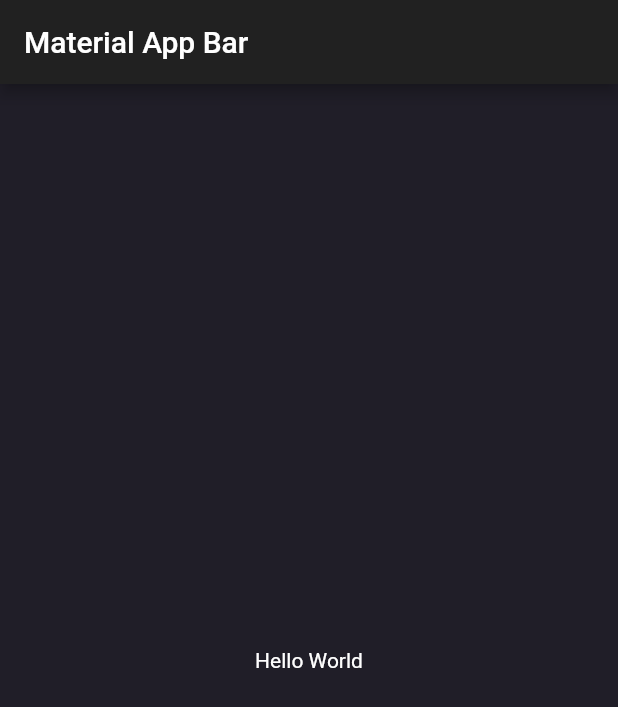
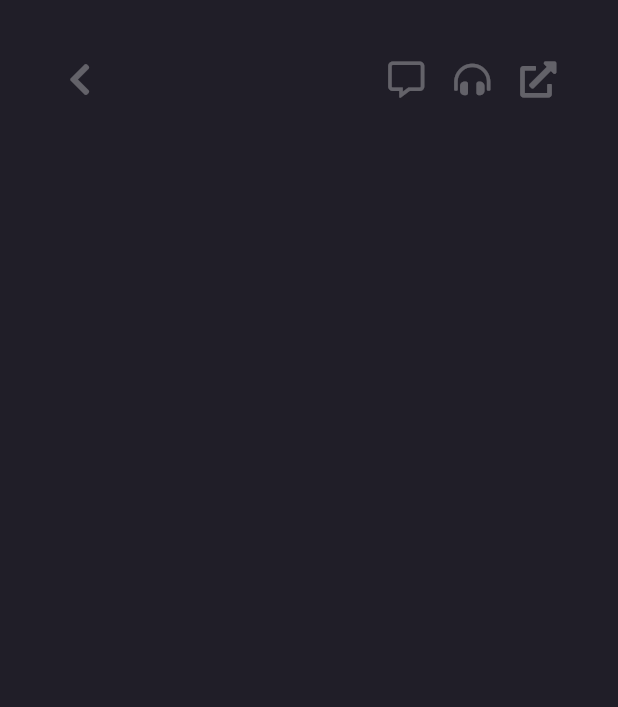
Before and after one commit to CrisMEDev/Flutter-SimpleMusicPlayer, a Flutter app: the screen it shows after launch, on a phone screen of 412 x 824 dp. Shown: the top 707 px of the screen. Run offline on Flutter 3.47's test engine with Material 2 defaults, Android fonts, the phone set to English and light mode, and no system bars; our stand-ins replace font_awesome_flutter.

Commit message:
Se implementó un widget customBar

```diff
--- a/lib/src/pages/music_player_page.dart
+++ b/lib/src/pages/music_player_page.dart
@@ -1,17 +1,16 @@
 import 'package:flutter/material.dart';
+import 'package:music_player/src/widgets/custom_appbar.dart';
 
 class MusicPlayerPage extends StatelessWidget {
   @override
   Widget build(BuildContext context) {
     return Scaffold(
-      appBar: AppBar(
-        title: Text('Material App Bar'),
-      ),
-      body: Center(
-        child: Container(
-          child: Text('Hello World'),
-        ),
-      ),
+      body: Column(
+        children: [
+          CustomAppbar(),
+
+        ],
+      )
     );
   }
 }
--- /dev/null
+++ b/lib/src/widgets/custom_appbar.dart
@@ -0,0 +1,33 @@
+import 'package:flutter/material.dart';
+import 'package:font_awesome_flutter/font_awesome_flutter.dart';
+
+class CustomAppbar extends StatelessWidget {
+  @override
+  Widget build(BuildContext context) {
+
+    final screenSize = MediaQuery.of(context).size;
+
+    return SafeArea(
+      child: Container(
+        child: Padding(
+          padding: EdgeInsets.symmetric( horizontal: screenSize.width * 0.1, vertical: screenSize.height * 0.05 ),
+          child: Row(
+            children: [
+              Icon( FontAwesomeIcons.chevronLeft ),
+              Spacer(),
+
+              Icon( FontAwesomeIcons.commentAlt ),
+              SizedBox( width: 20.0, ),
+
+              Icon( FontAwesomeIcons.headphonesAlt ),
+              SizedBox( width: 20.0, ),
+
+              Icon( FontAwesomeIcons.externalLinkAlt ),
+
+            ],
+          ),
+        ),
+      ),
+    );
+  }
+}
--- a/pubspec.yaml
+++ b/pubspec.yaml
@@ -28,6 +28,7 @@ dependencies:
   # The following adds the Cupertino Icons font to your application.
   # Use with the CupertinoIcons class for iOS style icons.
   cupertino_icons: ^1.0.2
+  font_awesome_flutter: ^9.0.0
 
 dev_dependencies:
   flutter_test:
```
Also changed, not shown: pubspec.lock.
